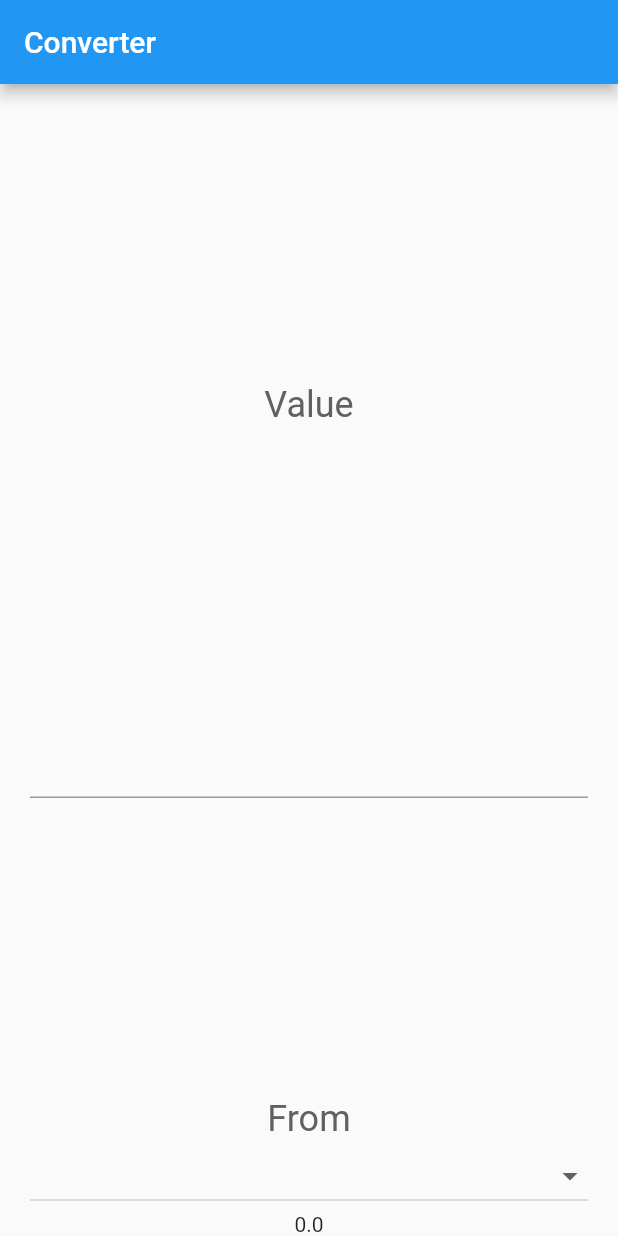
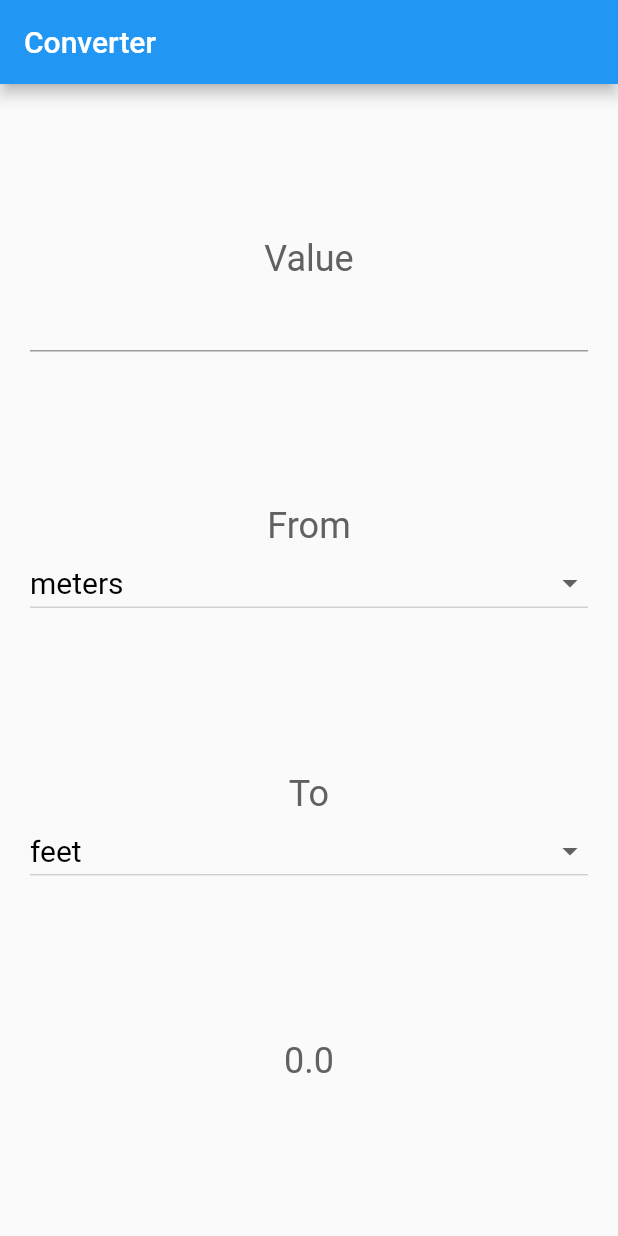
Before and after one commit to sanjeevjayasurya/converter, a Flutter app: the screen it shows after launch, on a phone screen of 412 x 824 dp. Run offline on Flutter 3.47's test engine with Material 2 defaults, Android fonts, the phone set to English and light mode, and no system bars.

Commit message:
feat: complete ui

```diff
--- a/lib/main.dart
+++ b/lib/main.dart
@@ -25,16 +25,24 @@ class MyAppState extends State<MyApp> {
     'ounces'
   ];
   String _startMeasure = '';
+  String _convertMeasure = '';
   final TextStyle inputStyle =
-      TextStyle(fontSize: 20, color: Colors.blueGrey[200]);
+      TextStyle(fontSize: 20, color: Colors.black);
   final TextStyle typography = TextStyle(fontSize: 24, color: Colors.grey[700]);
 
   @override
   void initState() {
     _numberFrom = 0.0;
-    _startMeasure = '';
+    _startMeasure = 'meters';
+    _convertMeasure = 'feet';
     super.initState();
   }
+
+  // bool operator ==(dynamic other) =>
+  //     other != null && other is TimeSelection && this.hour == other.hour;
+  //
+  // @override
+  // int get hashCode => super.hashCode;
 
   @override
   Widget build(BuildContext context) {
@@ -51,7 +59,6 @@ class MyAppState extends State<MyApp> {
                   'Value',
                   style: typography,
                 ),
-                Spacer(),
                 TextField(
                   style: inputStyle,
                   onChanged: (text) {
@@ -70,10 +77,11 @@ class MyAppState extends State<MyApp> {
                 ),
                 DropdownButton(
                   isExpanded: true,
+                  value: _startMeasure.isNotEmpty ? _startMeasure : null,
                   items: _measures.map((String value) {
                     return DropdownMenuItem<String>(
                       value: value,
-                        child: Text(value),
+                      child: Text(value, style: inputStyle),
                     );
                   }).toList(),
                   onChanged: (value) {
@@ -81,8 +89,37 @@ class MyAppState extends State<MyApp> {
                       _startMeasure = value.toString();
                     });
                   },
-                    value: _startMeasure),
-                Text((_numberFrom == null) ? '' : _numberFrom.toString())
+                ),
+                Spacer(),
+                Text(
+                  'To',
+                  style: typography,
+                ),
+                DropdownButton(
+                  isExpanded: true,
+                  value: _convertMeasure.isNotEmpty ? _convertMeasure : null,
+                  style: inputStyle,
+                  items: _measures.map((String value) {
+                    return DropdownMenuItem<String>(
+                      value: value,
+                      child: Text(
+                        value,
+                        style: inputStyle,
+                      ),
+                    );
+                  }).toList(),
+                  onChanged: (value) {
+                    setState(() {
+                      _convertMeasure = value.toString();
+                    });
+                  },
+                ),
+                Spacer(),
+                Text(
+                  _numberFrom.toString(),
+                  style: typography,
+                ),
+                Spacer()
               ],
             ),
           ),
```
Lines whose indentation alone changed are shown as unchanged.
